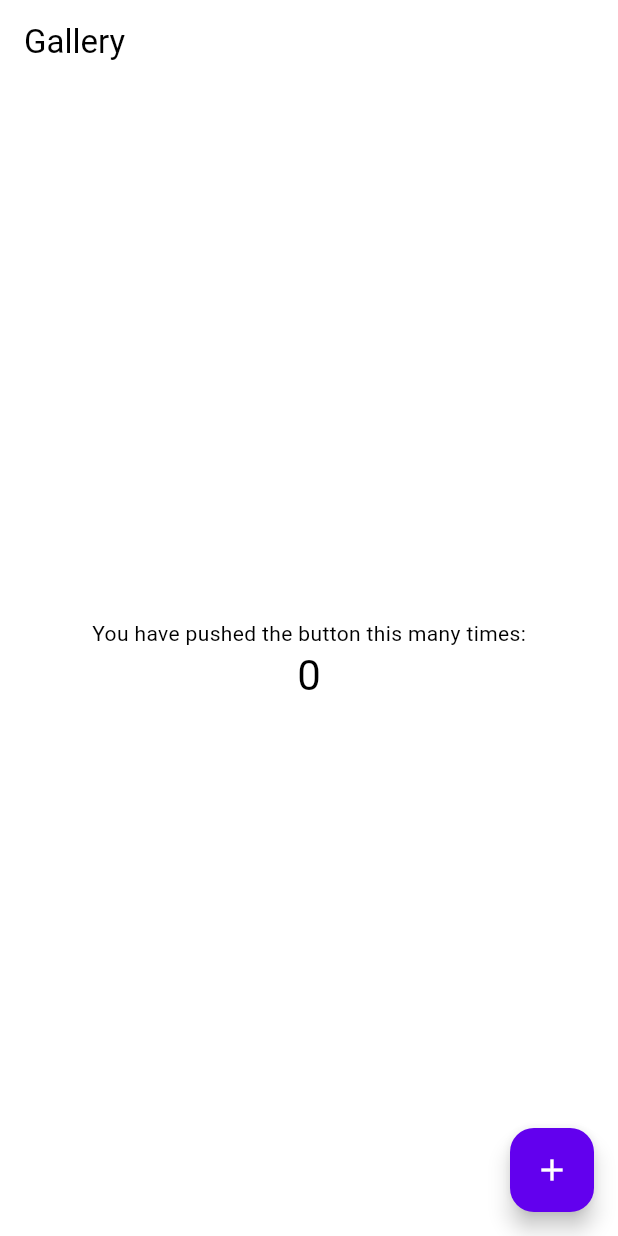
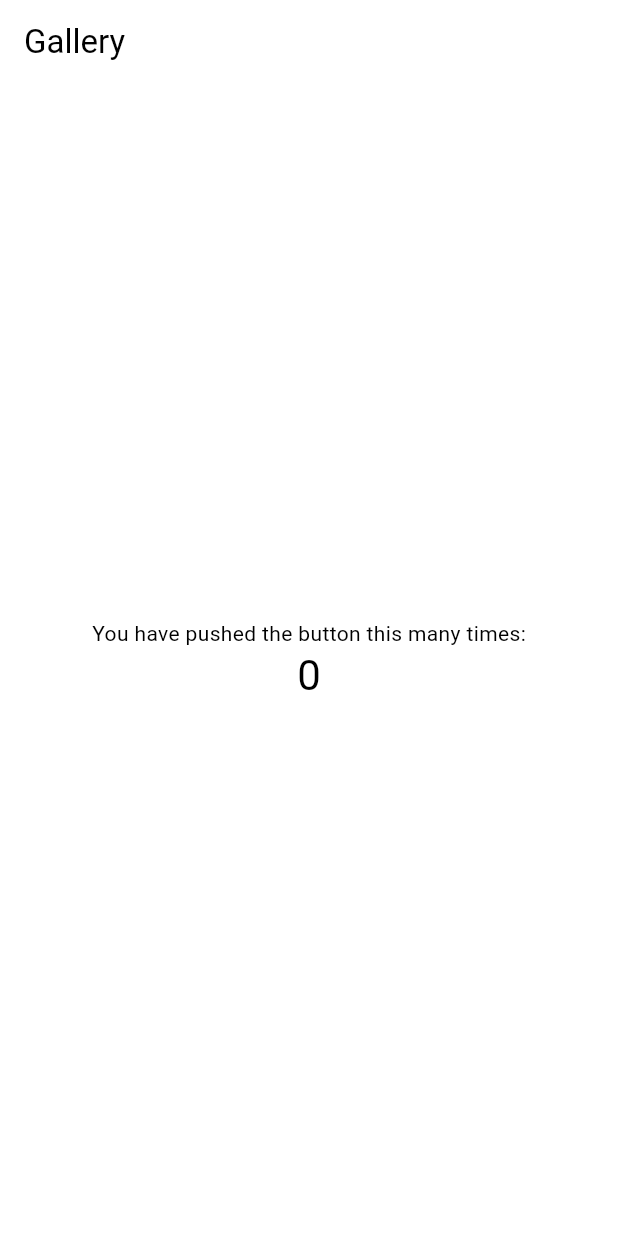
Before and after one commit to ArtyIF/PrismSync, a Flutter app: the screen it shows after launch, on a phone screen of 412 x 824 dp. Run offline on Flutter 3.47's test engine with Material 3 defaults, Android fonts, the phone set to English and light mode, and no system bars; drawn by our look-alikes of dynamic_color.

Commit message:
Added media_store_plus

```diff
--- a/lib/gallery.dart
+++ b/lib/gallery.dart
@@ -38,11 +38,6 @@ class _GalleryPageState extends State<GalleryPage> {
           ],
         ),
       ),
-      floatingActionButton: FloatingActionButton(
-        onPressed: _incrementCounter,
-        tooltip: 'Increment',
-        child: const Icon(Icons.add),
-      ),
     );
   }
 }
--- a/pubspec.yaml
+++ b/pubspec.yaml
@@ -11,6 +11,7 @@ dependencies:
   flutter:
     sdk: flutter
   dynamic_color: ^1.6.8
+  media_store_plus: ^0.0.7
 
 dev_dependencies:
   flutter_test:
```
Also changed, not shown: pubspec.lock.
